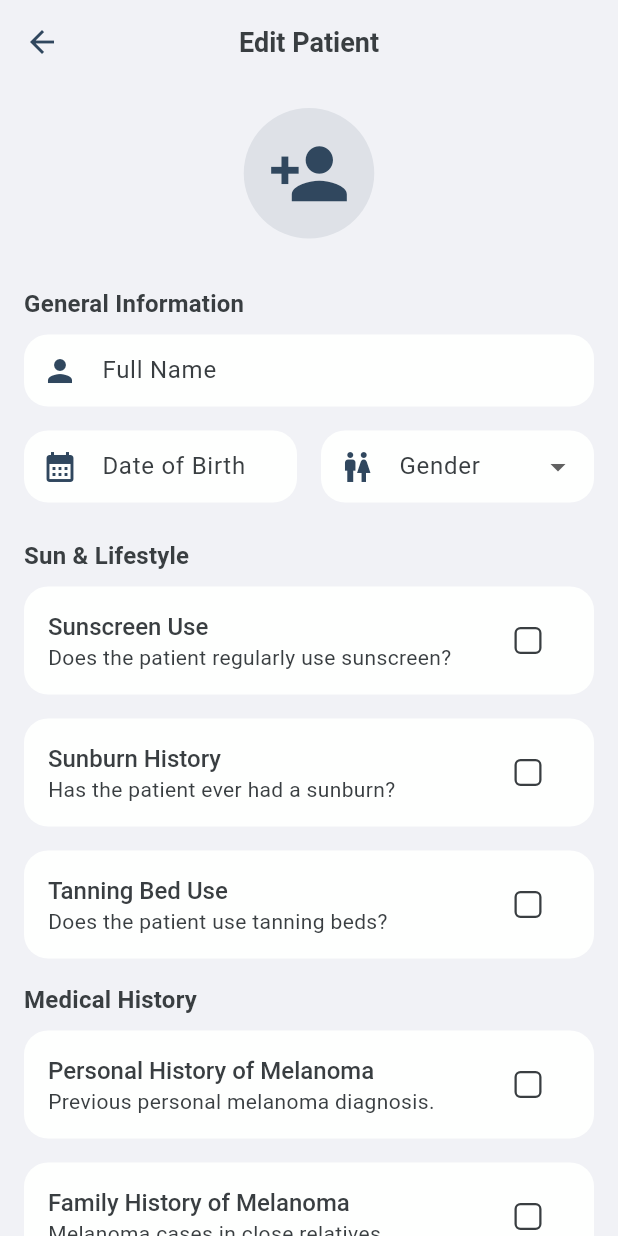
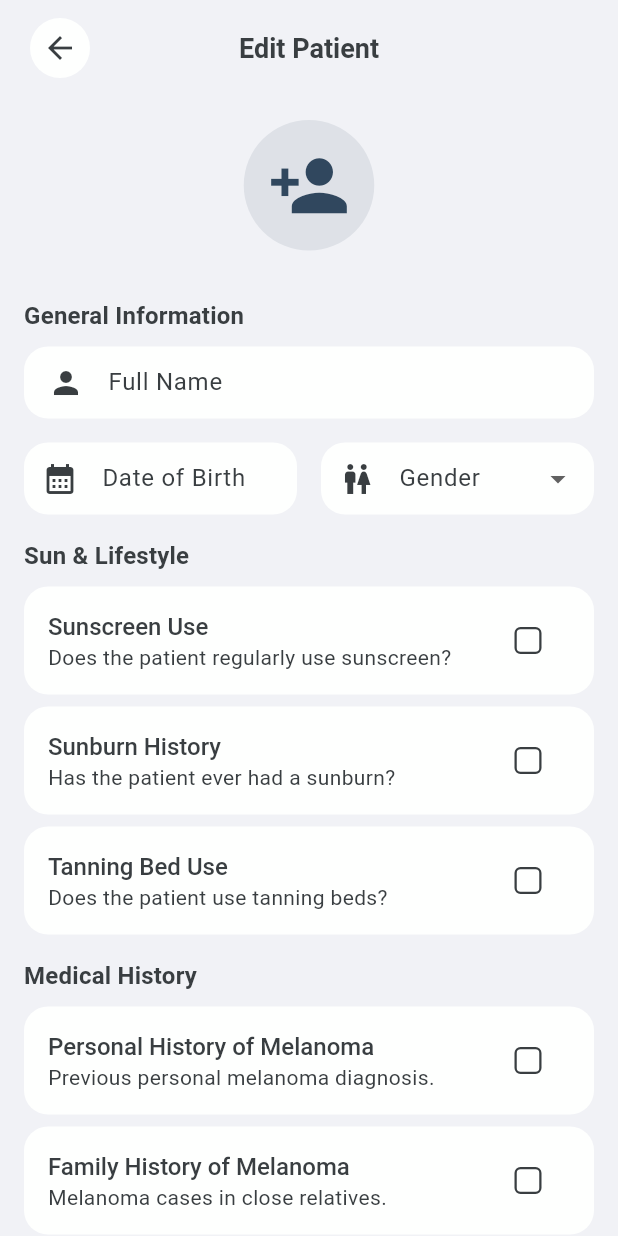
Before and after one commit to mrcklwhn/dermascan, a Flutter app: the EditPatientScreen screen opened directly, on a phone screen of 412 x 824 dp. Run offline on Flutter 3.47's test engine with Material 3 defaults, Android fonts, the phone set to English and light mode, and no system bars; our stand-ins replace get, image_cropper, image_picker, pdf, share_plus, shelf and 2 more; missing offline and left inert: circle_flags, dartcv4, flutter_onnxruntime; accounts and stored records are empty; network calls fail; statements that could not run were skipped.

Commit message:
Reformat localized strings and standardize UI layouts across the application
- **Localization**: Standardized indentation and formatting in `messages_en.dart`, `messages_ro.dart`, and `messages_de.dart` for better maintainability. Corrected typos and added "Not available" fallbacks for missing patient data.
- **UI & Formatting**:
    - Applied consistent code formatting to `Text` widgets and `.tr` translation calls across various screens, including `InitScreen`, `InvitationsScreen`, and `EditLesionScreen`.
    - Improved readability of `CustomDialog` and `CustomSnackBar` parameters in controllers by standardizing multi-line string formatting.
    - Refined widget layouts in `HumanBody3DSelector` and `PatientInfoBottomSheet` to align with project styling standards.
    - Cleaned up unused imports and standardized spacing in diagnostic and authentication screens.
- **Bug Fixes**: Fixed a typo in the registration success message ("Yor" to "Your") and ensured consistent error message display in the invitation workflow.

```diff
--- a/flutter/lib/app/app_theme.dart
+++ b/flutter/lib/app/app_theme.dart
@@ -66,14 +66,17 @@ class AppTheme {
       scrolledUnderElevation: 0,
 
       // Prevents Material 3 tinting on scroll
-      iconTheme: IconThemeData(color: primary),
+      iconTheme: IconThemeData(color: textDark),
+      actionsPadding: EdgeInsets.only(right: spaceMedium),
+
       titleTextStyle: TextStyle(
         fontSize: 18,
         fontWeight: FontWeight.w600,
         color: textDark,
       ),
       centerTitle: true,
-      toolbarHeight: 56,
+      toolbarHeight: 64,
+      leadingWidth: 80,
     ),
 
     // Elevated Button
@@ -255,9 +258,13 @@ class AppTheme {
       shape: RoundedRectangleBorder(borderRadius: BorderRadius.circular(4)),
     ),
 
-    iconTheme: const IconThemeData(color: primary),
+    iconTheme: const IconThemeData(color: textDark),
     iconButtonTheme: IconButtonThemeData(
-      style: ButtonStyle(foregroundColor: WidgetStateProperty.all(primary)),
+      style: IconButton.styleFrom(
+        foregroundColor: textDark,
+        backgroundColor: highlightColor,
+        padding: EdgeInsets.zero,
+      ),
     ),
     visualDensity: VisualDensity.adaptivePlatformDensity,
   );
--- a/flutter/lib/core/widgets/custom_text_field.dart
+++ b/flutter/lib/core/widgets/custom_text_field.dart
@@ -74,14 +74,23 @@ class CustomTextField extends StatelessWidget {
               enabledBorder: noBorder,
               focusedBorder: noBorder,
               labelText: labelText,
-              prefixIcon: Icon(prefixIcon),
+              prefixIcon: Padding(
+                padding: const EdgeInsets.only(
+                  left: AppTheme.spaceMedium,
+                  right: AppTheme.spaceSmall + 4.0,
+                ),
+                child: Icon(prefixIcon),
+              ),
               suffixIcon: isPasswordField
-                  ? IconButton(
-                      onPressed: controller.togglePasswordObscurity,
-                      icon: Icon(
-                        isCurrentlyObscure
-                            ? Icons.visibility_off_outlined
-                            : Icons.visibility_outlined,
+                  ? Padding(
+                      padding: const EdgeInsets.only(right: AppTheme.spaceSmall),
+                      child: IconButton(
+                        onPressed: controller.togglePasswordObscurity,
+                        icon: Icon(
+                          isCurrentlyObscure
+                              ? Icons.visibility_off_outlined
+                              : Icons.visibility_outlined,
+                        ),
                       ),
                     )
                   : null,
--- a/flutter/lib/features/doctor/patients/screens/edit_patient_screen.dart
+++ b/flutter/lib/features/doctor/patients/screens/edit_patient_screen.dart
@@ -86,7 +86,6 @@ class EditPatientScreen extends GetView<EditPatientController> {
               ],
             ),
 
-            const SizedBox(height: AppTheme.spaceSmall),
             const SizedBox(height: AppTheme.spaceMedium),
 
             Text(
@@ -99,14 +98,14 @@ class EditPatientScreen extends GetView<EditPatientController> {
               subtitle: 'Does the patient regularly use sunscreen?'.tr,
               value: controller.sunscreenUse,
             ),
-            const SizedBox(height: AppTheme.spaceMedium),
+            const SizedBox(height: AppTheme.spaceSmall),
 
             ToggleCard(
               title: 'Sunburn History'.tr,
               subtitle: 'Has the patient ever had a sunburn?'.tr,
               value: controller.previousSunburns,
             ),
-            const SizedBox(height: AppTheme.spaceMedium),
+            const SizedBox(height: AppTheme.spaceSmall),
             ToggleCard(
               title: 'Tanning Bed Use'.tr,
               subtitle: 'Does the patient use tanning beds?'.tr,
@@ -125,14 +124,14 @@ class EditPatientScreen extends GetView<EditPatientController> {
               value: controller.personalHistoryMelanoma,
               subtitle: 'Previous personal melanoma diagnosis.'.tr,
             ),
-            const SizedBox(height: AppTheme.spaceMedium),
+            const SizedBox(height: AppTheme.spaceSmall),
             ToggleCard(
               title: 'Family History of Melanoma'.tr,
               value: controller.familyHistoryMelanoma,
               subtitle: 'Melanoma cases in close relatives.'.tr,
             ),
 
-            const SizedBox(height: AppTheme.spaceMedium),
+            const SizedBox(height: AppTheme.spaceSmall),
             ToggleCard(
               title: 'Skin Surgery'.tr,
               subtitle: 'Any previous skin-related surgeries?'.tr,
@@ -144,7 +143,7 @@ class EditPatientScreen extends GetView<EditPatientController> {
                 return Column(
                   mainAxisSize: MainAxisSize.min,
                   children: <Widget>[
-                    const SizedBox(height: AppTheme.spaceMedium),
+                    const SizedBox(height: AppTheme.spaceSmall),
                     Padding(
                       padding: const EdgeInsets.symmetric(
                         horizontal: AppTheme.spaceMedium,
--- a/flutter/lib/features/doctor/profile/screens/profile_screen.dart
+++ b/flutter/lib/features/doctor/profile/screens/profile_screen.dart
@@ -57,7 +57,7 @@ class DoctorProfileScreen extends GetView<DoctorProfileController> {
           prefixIcon: Icons.person,
           textInputType: TextInputType.name,
         ),
-        const SizedBox(height: AppTheme.spaceMedium),
+        const SizedBox(height: AppTheme.spaceSmall),
         Card(
           child: ListTile(
             leading: const Icon(Icons.calendar_month),
@@ -110,7 +110,7 @@ class DoctorProfileScreen extends GetView<DoctorProfileController> {
                 : controller.openChangeEmailScreen,
           ),
         ),
-        const SizedBox(height: AppTheme.spaceMedium),
+        const SizedBox(height: AppTheme.spaceSmall),
         Card(
           child: ListTile(
             leading: const Icon(Icons.password),
--- a/flutter/lib/features/practice/profile/screens/profile_screen.dart
+++ b/flutter/lib/features/practice/profile/screens/profile_screen.dart
@@ -71,7 +71,7 @@ class PracticeProfileScreen extends GetView<PracticeProfileController> {
                 : controller.openChangeEmailScreen,
           ),
         ),
-        const SizedBox(height: AppTheme.spaceMedium),
+        const SizedBox(height: AppTheme.spaceSmall),
         Card(
           child: ListTile(
             leading: const Icon(Icons.password),
```
Also changed, not shown: flutter/lib/features/doctor/patients/screens/add_patient_screen.dart (+5 -6 lines).
